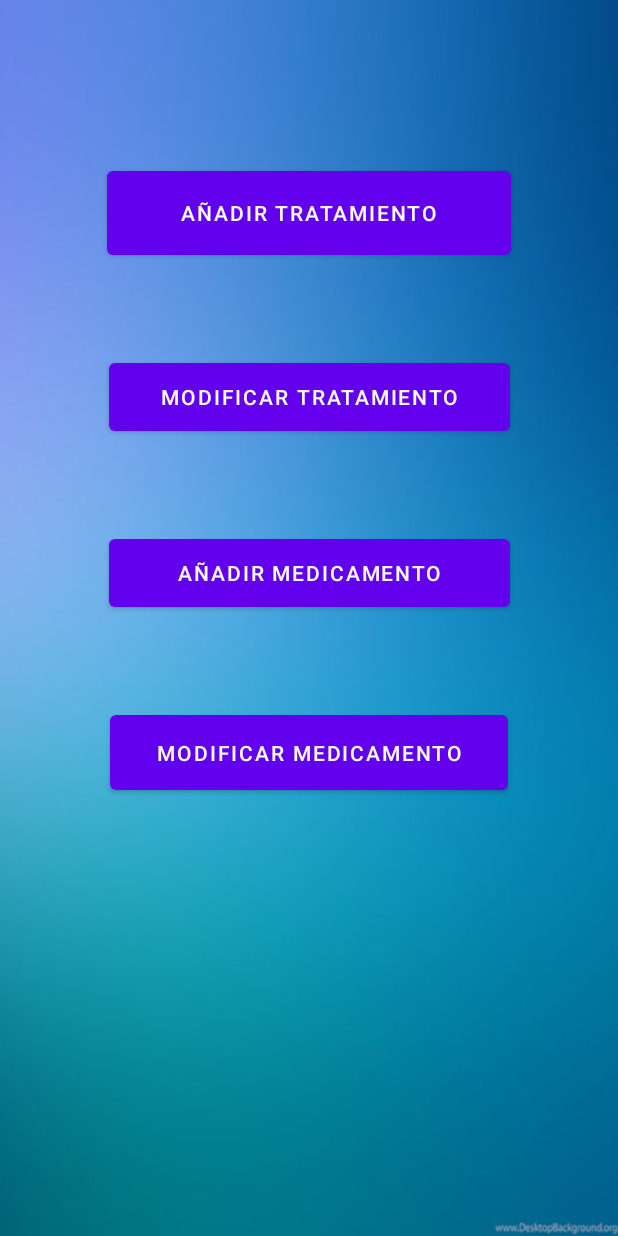
After one commit to DesarrollosAM/AsistMed, an Android app: the AdministradorActivity screen opened directly, with no data from a screen before it, on a phone screen of 412 x 824 dp. The commit adds this screen. Run offline under Robolectric (Android 15) with nearby library versions, the phone set to English and light mode, and no system bars.

Commit message:
Administrador activity y los dialogos para añadir medicamentos y tratamientos.

```diff
--- a/app/build.gradle
+++ b/app/build.gradle
@@ -32,13 +32,12 @@ android {
 }
 
 dependencies {
-
     implementation 'androidx.appcompat:appcompat:1.2.0'
     implementation 'com.google.android.material:material:1.3.0'
     implementation 'androidx.constraintlayout:constraintlayout:2.0.4'
     implementation 'pl.droidsonroids.gif:android-gif-drawable:1.2.7'
     implementation 'com.google.firebase:firebase-auth'
-        // Import the BoM for the Firebase platform
+    // Import the BoM for the Firebase platform
     implementation platform('com.google.firebase:firebase-bom:26.8.0')
     implementation 'com.google.android.gms:play-services-auth:19.0.0'
     implementation 'com.google.firebase:firebase-auth:20.0.3'
--- a/app/src/main/AndroidManifest.xml
+++ b/app/src/main/AndroidManifest.xml
@@ -13,7 +13,8 @@
         android:supportsRtl="true"
         android:theme="@style/Theme.AsistMed"
         android:usesCleartextTraffic="true">
-        <activity android:name=".RecuperarContrasenaActivity"></activity>
+        <activity android:name=".AdministradorActivity" />
+        <activity android:name=".RecuperarContrasenaActivity" />
         <activity android:name=".LoginActivity2" />
         <activity android:name=".RegistroActivity" />
         <activity android:name=".LoginActivity" />
--- a/app/src/main/java/com/example/asistmed/InicioActivity.java
+++ b/app/src/main/java/com/example/asistmed/InicioActivity.java
@@ -32,7 +32,7 @@ public class InicioActivity extends AppCompatActivity {
         Runnable r = new Runnable() {
             public void run() {
                 //Cargamos el siguiente activity y paramos la melodía.
-                Intent intent = new Intent(getApplicationContext(), LoginActivity2.class);
+                Intent intent = new Intent(getApplicationContext(), LoginActivity.class);
                 startActivity(intent);
                 mpCanon.stop();
 
--- a/app/src/main/java/com/example/asistmed/LoginActivity.java
+++ b/app/src/main/java/com/example/asistmed/LoginActivity.java
@@ -74,7 +74,7 @@ public class LoginActivity extends AppCompatActivity implements View.OnClickList
         password = etPassword.getText().toString();
 
         //Para ir mas rapido...
-        Intent intent = new Intent(getApplicationContext(), BienvenidaActivity.class);
+        Intent intent = new Intent(getApplicationContext(), AdministradorActivity.class);
         startActivity(intent); // Lanzamos el activity
 
 
--- /dev/null
+++ b/app/src/main/res/layout/activity_administrador.xml
@@ -0,0 +1,65 @@
+<?xml version="1.0" encoding="utf-8"?>
+<androidx.constraintlayout.widget.ConstraintLayout xmlns:android="http://schemas.android.com/apk/res/android"
+    xmlns:app="http://schemas.android.com/apk/res-auto"
+    xmlns:tools="http://schemas.android.com/tools"
+    android:layout_width="match_parent"
+    android:layout_height="match_parent"
+    android:background="@drawable/blue_gradient"
+    tools:context=".AdministradorActivity">
+
+    <Button
+        android:id="@+id/btnAddTrat"
+        android:layout_width="269dp"
+        android:layout_height="68dp"
+        android:layout_marginStart="70dp"
+        android:layout_marginLeft="70dp"
+        android:layout_marginTop="108dp"
+        android:layout_marginEnd="70dp"
+        android:layout_marginRight="70dp"
+        android:text="AÑADIR TRATAMIENTO"
+        app:layout_constraintEnd_toEndOf="parent"
+        app:layout_constraintStart_toStartOf="parent"
+        app:layout_constraintTop_toTopOf="parent" />
+
+    <Button
+        android:id="@+id/btnModTrat"
+        android:layout_width="267dp"
+        android:layout_height="57dp"
+        android:layout_marginStart="70dp"
+        android:layout_marginLeft="70dp"
+        android:layout_marginTop="60dp"
+        android:layout_marginEnd="70dp"
+        android:layout_marginRight="70dp"
+        android:text="MODIFICAR TRATAMIENTO"
+        app:layout_constraintEnd_toEndOf="parent"
+        app:layout_constraintStart_toStartOf="parent"
+        app:layout_constraintTop_toBottomOf="@+id/btnAddTrat" />
+
+    <Button
+        android:id="@+id/btnModMed"
+        android:layout_width="265dp"
+        android:layout_height="62dp"
+        android:layout_marginStart="70dp"
+        android:layout_marginLeft="70dp"
+        android:layout_marginTop="60dp"
+        android:layout_marginEnd="70dp"
+        android:layout_marginRight="70dp"
+        android:text="MODIFICAR MEDICAMENTO"
+        app:layout_constraintEnd_toEndOf="parent"
+        app:layout_constraintStart_toStartOf="parent"
+        app:layout_constraintTop_toBottomOf="@+id/btnAddMed" />
+
+    <Button
+        android:id="@+id/btnAddMed"
+        android:layout_width="267dp"
+        android:layout_height="57dp"
+        android:layout_marginStart="70dp"
+        android:layout_marginLeft="70dp"
+        android:layout_marginTop="60dp"
+        android:layout_marginEnd="70dp"
+        android:layout_marginRight="70dp"
+        android:text="AÑADIR MEDICAMENTO"
+        app:layout_constraintEnd_toEndOf="parent"
+        app:layout_constraintStart_toStartOf="parent"
+        app:layout_constraintTop_toBottomOf="@+id/btnModTrat" />
+</androidx.constraintlayout.widget.ConstraintLayout>
--- /dev/null
+++ b/app/src/main/res/values/array.xml
@@ -0,0 +1,36 @@
+<?xml version="1.0" encoding="utf-8"?>
+<resources>
+    <array name="listaMedicamentos">
+        <item>Paracetamol</item>
+        <item>Ibuprofeno</item>
+        <item>Ventolín</item>
+        <item>Espidifen</item>
+        <item>Augmentine</item>
+        <item>Omeprazol</item>
+        <item>Omeprazol</item>
+        <item>Omeprazol</item>
+        <item>Omeprazol</item>
+        <item>Omeprazol</item>
+        <item>Omeprazol</item>
+        <item>Omeprazol</item>
+        <item>Omeprazol</item>
+        <item>Omeprazol</item>
+    </array>
+
+    <array name="listaTratamientos">
+        <item>Alergia</item>
+        <item>Artritis</item>
+        <item>Asma</item>
+        <item>Bronquitis</item>
+        <item>Conjuntivitis</item>
+        <item>Fractura</item>
+        <item>Gastroenteritis</item>
+        <item>Gripe</item>
+        <item>Otitis</item>
+        <item>Otitis</item>
+        <item>Otitis</item>
+        <item>Otitis</item>
+        <item>Otitis</item>
+        <item>Otitis</item>
+    </array>
+</resources>
```
Also changed, not shown: app/src/main/java/com/example/asistmed/AdministradorActivity.java (added, +103 -0 lines), app/src/main/java/com/example/asistmed/MensajesAlertas.java (added, +92 -0 lines).
